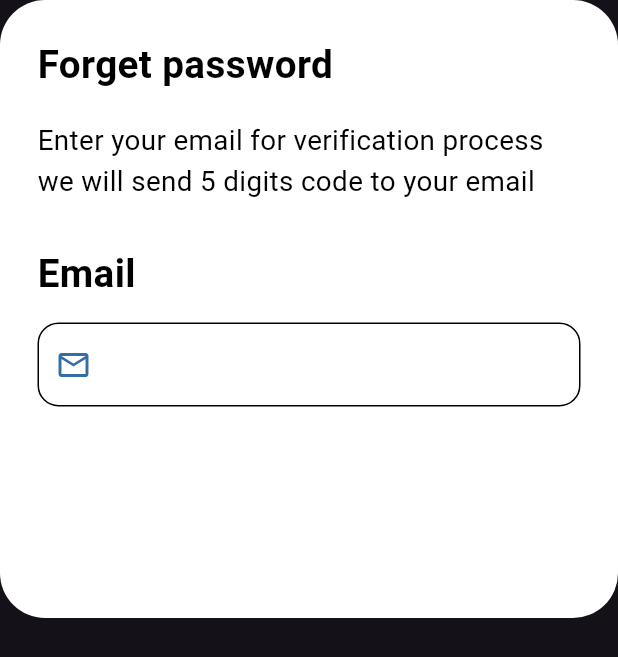
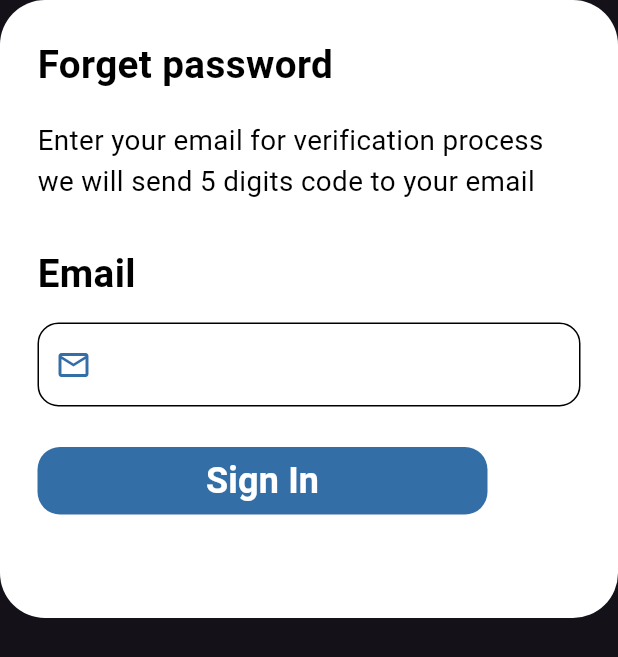
Before and after one commit to YossefAhmed9/El-Amal-Center, a Flutter app: the ForgetPasswordBottomSheet widget shown alone on an empty page, opened directly, on a phone screen of 412 x 824 dp. Shown: the top 657 px of the screen. Run offline on Flutter 3.47's test engine with Material 3 defaults, Android fonts, the phone set to English and light mode, and no system bars; our stand-ins replace device_preview, dio, font_awesome_flutter, get_it; statements that could not run were skipped.

Commit message:
Adding sign in button widget

```diff
--- a/lib/core/widgets/login/forget_password_bottom_sheet.dart
+++ b/lib/core/widgets/login/forget_password_bottom_sheet.dart
@@ -1,4 +1,5 @@
 import 'package:flutter/material.dart';
+import 'package:markaz_elamal/core/widgets/login/sign_in_button.dart';
 
 import '../../utils/constant.dart';
 import '../../utils/styles.dart';
@@ -38,7 +39,7 @@ class ForgetPasswordBottomSheet extends StatelessWidget {
               child: Text('Email',style: Styles.textStyle25(context).copyWith(fontWeight: FontWeight.w600,color: Colors.black),),
             ),
             const EmailFormField(borderColor: Colors.black,iconColor: AppConstant.defaultColor,),
-
+const SignInButton(buttonColor: AppConstant.defaultColor,textColor: AppConstant.primaryColor,),
           ],
         ),
       ),
```
